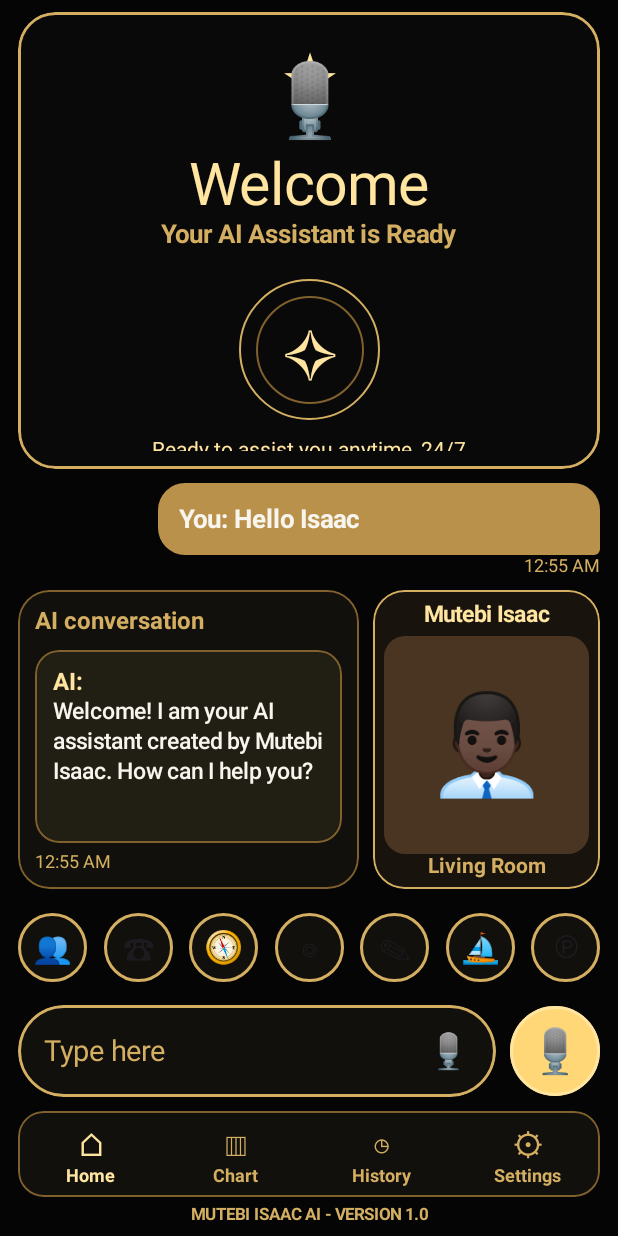
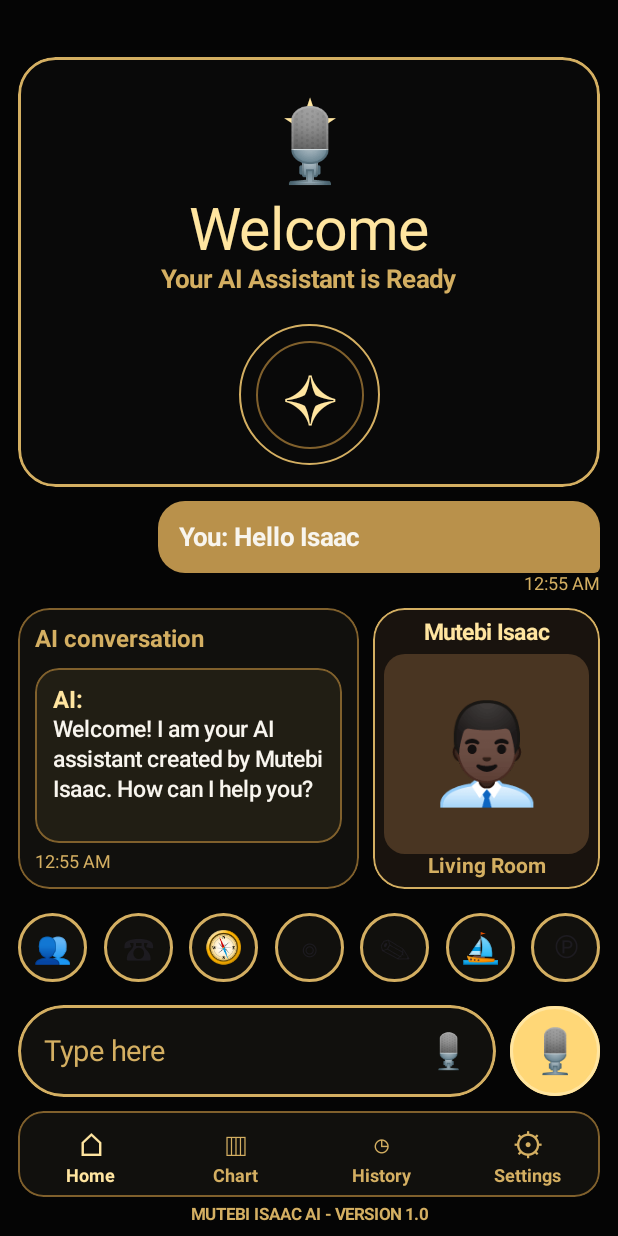
Before and after one commit to cgpt90501-star/ISAAC-AI, an Android app built with Jetpack Compose: the composable FinalApp shown on its own in the app's theme, on a phone screen of 412 x 824 dp. Run offline under Robolectric (Android 15) with nearby library versions, the phone set to English and light mode, and no system bars.

Commit message:
Update MainActivity.kt

```diff
--- a/app/src/main/java/com/mutebiisaacai/MainActivity.kt
+++ b/app/src/main/java/com/mutebiisaacai/MainActivity.kt
@@ -2,8 +2,6 @@ package com.mutebi.isaacai
 
 import android.os.Bundle
 import androidx.activity.ComponentActivity
-import androidx.activity.enableEdgeToEdge
-import androidx.activity.compose.BackHandler
 import androidx.activity.compose.setContent
 import androidx.compose.foundation.background
 import androidx.compose.foundation.border
@@ -20,7 +18,6 @@ import androidx.compose.foundation.layout.height
 import androidx.compose.foundation.layout.width
 import androidx.compose.foundation.layout.size
 import androidx.compose.foundation.layout.padding
-import androidx.compose.foundation.layout.safeDrawingPadding
 import androidx.compose.foundation.shape.CircleShape
 import androidx.compose.foundation.shape.RoundedCornerShape
 import androidx.compose.foundation.text.BasicTextField
@@ -52,7 +49,6 @@ private val Green = Color(0xFF39E600)
 class MainActivity : ComponentActivity() {
     override fun onCreate(savedInstanceState: Bundle?) {
         super.onCreate(savedInstanceState)
-        enableEdgeToEdge()
         setContent { FinalApp() }
     }
 }
@@ -63,14 +59,12 @@ fun FinalApp() {
     var selectedTab by remember { mutableStateOf("Home") }
     var monitorOpen by remember { mutableStateOf(false) }
 
-    BackHandler(enabled = monitorOpen) { monitorOpen = false }
-
-    Box(modifier = Modifier.fillMaxSize().background(Black).safeDrawingPadding()) {
+    Box(modifier = Modifier.fillMaxSize().background(Black).padding(top = 30.dp)) {
         Column(modifier = Modifier.fillMaxSize().padding(horizontal = 12.dp, vertical = 8.dp)) {
 
-            // UPPER WORKING SPACE / MONITOR - DO NOT CHANGE
+            // UPPER WORKING SPACE / MONITOR - SAME, NO CHANGE
             Column(
-                modifier = Modifier.fillMaxWidth().weight(1.30f).clip(RoundedCornerShape(25.dp)).background(Color(0xFF090909)).border(1.5.dp, Gold, RoundedCornerShape(25.dp)).clickable { monitorOpen = true }.padding(12.dp),
+                modifier = Modifier.fillMaxWidth().weight(1.3f).clip(RoundedCornerShape(25.dp)).background(Color(0xFF090909)).border(1.5.dp, Gold, RoundedCornerShape(25.dp)).clickable { monitorOpen = true }.padding(12.dp),
                 horizontalAlignment = Alignment.CenterHorizontally,
                 verticalArrangement = Arrangement.Center
             ) {
@@ -93,7 +87,6 @@ fun FinalApp() {
 
             Spacer(Modifier.height(9.dp))
 
-            // USER MESSAGE
             Row(modifier = Modifier.fillMaxWidth(), horizontalArrangement = Arrangement.End) {
                 Column(horizontalAlignment = Alignment.End) {
                     Box(modifier = Modifier.fillMaxWidth(0.76f).clip(RoundedCornerShape(topStart = 18.dp, topEnd = 18.dp, bottomStart = 18.dp, bottomEnd = 4.dp)).background(Color(0xFFB9914B)).padding(14.dp)) {
@@ -105,7 +98,6 @@ fun FinalApp() {
 
             Spacer(Modifier.height(9.dp))
 
-            // AI CHAT AND LIVING ROOM
             Row(modifier = Modifier.fillMaxWidth().weight(0.85f), horizontalArrangement = Arrangement.spacedBy(9.dp)) {
                 Column(modifier = Modifier.weight(1.35f).fillMaxHeight().clip(RoundedCornerShape(21.dp)).background(Panel).border(1.dp, DarkGold, RoundedCornerShape(21.dp)).padding(11.dp)) {
                     Text("AI conversation", color = Gold, fontSize = 16.sp, fontWeight = FontWeight.Bold)
@@ -129,14 +121,12 @@ fun FinalApp() {
 
             Spacer(Modifier.height(10.dp))
 
-            // SEVEN GOLD SHORTCUTS
             Row(modifier = Modifier.fillMaxWidth().height(57.dp), horizontalArrangement = Arrangement.SpaceBetween, verticalAlignment = Alignment.CenterVertically) {
                 GoldIcon("👥"); GoldIcon("☎"); GoldIcon("🧭"); GoldIcon("◎"); GoldIcon("✎"); GoldIcon("⛵"); GoldIcon("℗")
             }
 
             Spacer(Modifier.height(10.dp))
 
-            // MESSAGE INPUT AND GOLD MIC
             Row(modifier = Modifier.fillMaxWidth().height(61.dp), verticalAlignment = Alignment.CenterVertically) {
                 Row(modifier = Modifier.weight(1f).fillMaxHeight().clip(RoundedCornerShape(35.dp)).background(Panel).border(1.5.dp, Gold, RoundedCornerShape(35.dp)).padding(horizontal = 17.dp), verticalAlignment = Alignment.CenterVertically) {
                     Box(modifier = Modifier.weight(1f)) {
@@ -153,7 +143,6 @@ fun FinalApp() {
 
             Spacer(Modifier.height(9.dp))
 
-            // BOTTOM NAVIGATION
             Row(modifier = Modifier.fillMaxWidth().height(57.dp).clip(RoundedCornerShape(17.dp)).background(Panel).border(1.dp, DarkGold, RoundedCornerShape(17.dp)), horizontalArrangement = Arrangement.SpaceEvenly, verticalAlignment = Alignment.CenterVertically) {
                 listOf("Home", "Chart", "History", "Settings").forEach { tab ->
                     Column(modifier = Modifier.weight(1f).fillMaxHeight().clickable { selectedTab = tab }, horizontalAlignment = Alignment.CenterHorizontally, verticalArrangement = Arrangement.Center) {
@@ -167,7 +156,6 @@ fun FinalApp() {
             Text("MUTEBI ISAAC AI - VERSION 1.0", color = Gold, fontSize = 11.sp, fontWeight = FontWeight.Bold, textAlign = TextAlign.Center, modifier = Modifier.fillMaxWidth())
         }
 
-        // FULL-SCREEN WORKING SPACE DOOR
         if (monitorOpen) {
             Column(modifier = Modifier.fillMaxSize().background(Black).padding(20.dp), horizontalAlignment = Alignment.CenterHorizontally, verticalArrangement = Arrangement.Center) {
                 Text("★", color = BrightGold, fontSize = 55.sp)
```
